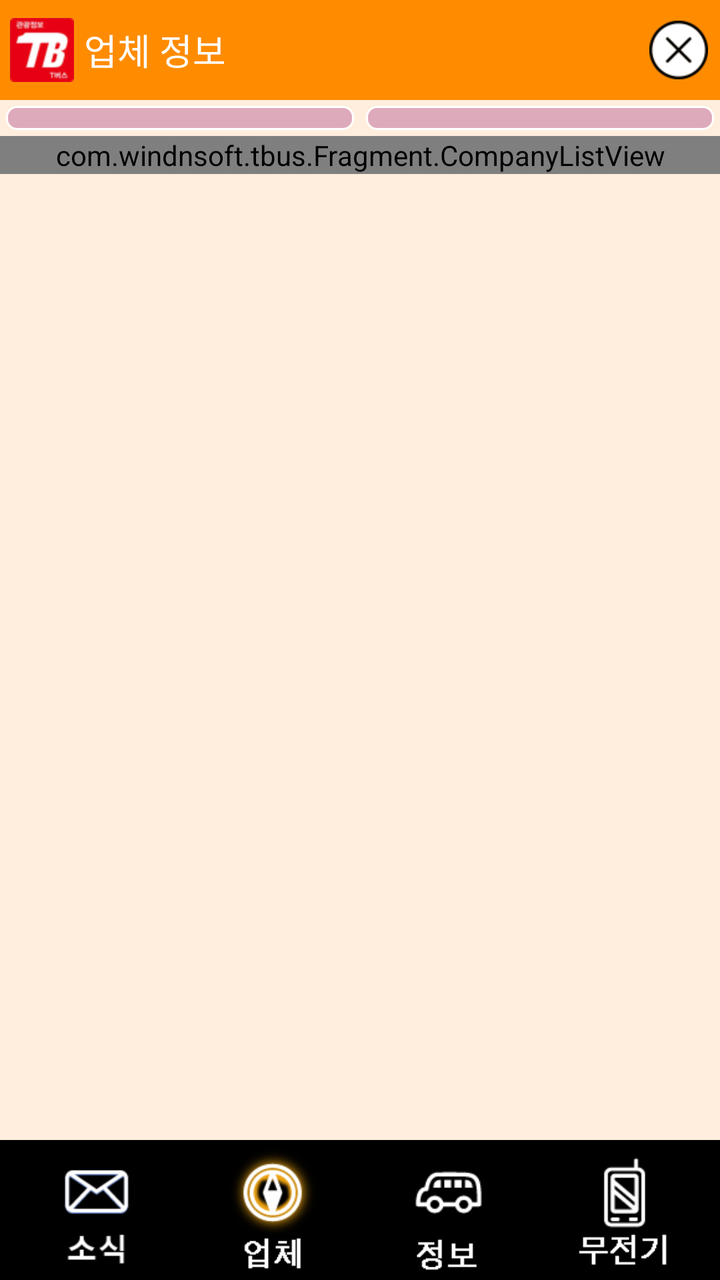
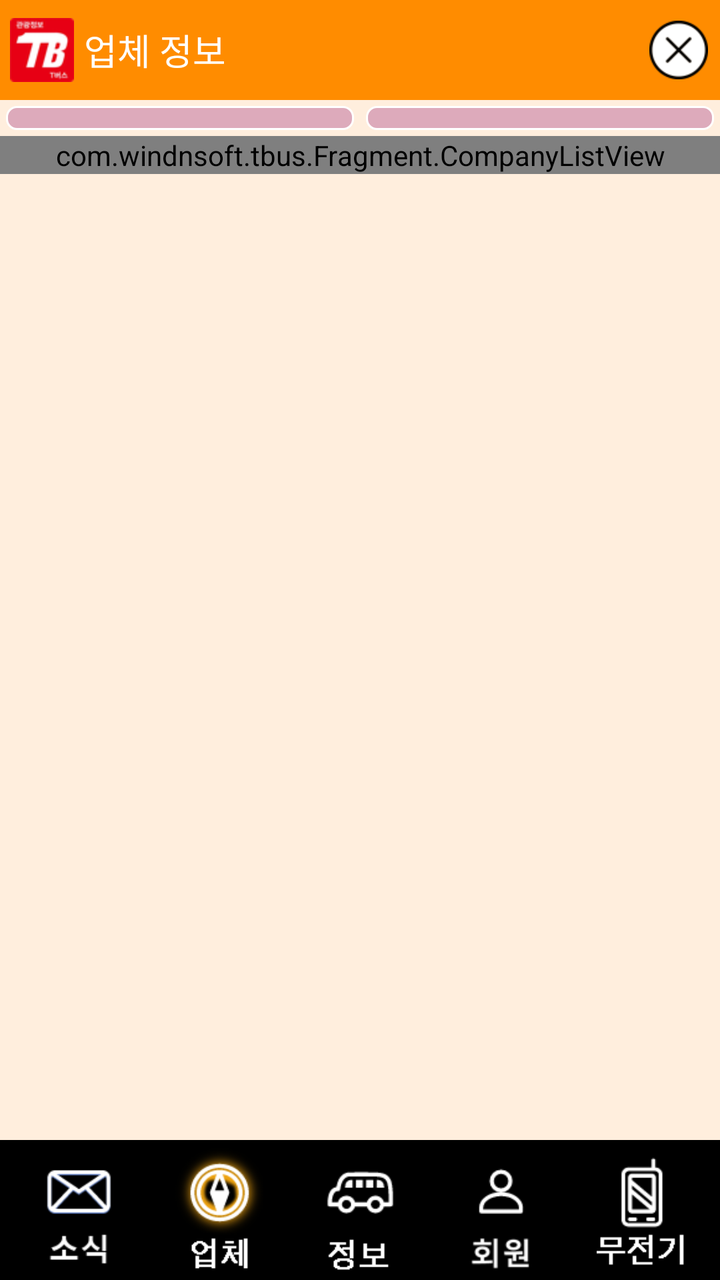

Screens rendered from an Android XML layout before and after an edit, with the pre-edit source and the edit as a unified diff.
<!-- AndroidManifest.xml: application theme AppTheme -->
<!-- res/layout/company_list_activity.xml -->
<?xml version="1.0" encoding="utf-8"?>
<RelativeLayout
    xmlns:android="http://schemas.android.com/apk/res/android"
    xmlns:app="http://schemas.android.com/apk/res-auto"
    xmlns:tools="http://schemas.android.com/tools"
    android:id="@+id/activity_main"
    android:layout_width="match_parent"
    android:layout_height="match_parent"
    android:background="#fed"

    tools:context="com.windnsoft.tbus.MainActivity">

    <LinearLayout
        android:layout_width="match_parent"
        android:layout_height="match_parent"
        android:orientation="vertical"
        >


        <LinearLayout
            android:id="@+id/layout_head"
            android:layout_width="match_parent"
            android:layout_height="50dp"
            android:background="@color/DarkOrange"
            android:orientation="horizontal">

            <ImageView
                android:id="@+id/imageView9"
                android:layout_width="wrap_content"
                android:layout_height="match_parent"
                android:layout_margin="5dip"
                android:src="@drawable/ic_launcher_mdpi"
                />

            <TextView
                android:id="@+id/ilTitleTxt"
                android:layout_width="0dp"
                android:layout_height="match_parent"
                android:layout_weight="9"
                android:gravity="center_vertical"
                android:text="업체 정보"
                android:textAppearance="?android:attr/textAppearanceMedium"

                android:textColor="@color/White"/>

            <ImageView
                android:id="@+id/topCloseBtn"
                android:layout_width="0dp"
                android:layout_height="match_parent"
                android:layout_marginRight="5dp"
                android:layout_weight="1"
                android:padding="1dp"
                android:src="@drawable/xbutton_black"
                />
        </LinearLayout>

        <LinearLayout
            android:id="@+id/layout_body"
            android:layout_width="match_parent"
            android:layout_height="0dp"
            android:layout_weight="1"
            android:orientation="vertical"
            >

            <ImageView
                android:id="@+id/advImg"
                android:layout_width="match_parent"
                android:layout_height="wrap_content"
                android:background="@color/Black"
                />

            <LinearLayout
                android:layout_width="match_parent"
                android:layout_height="wrap_content">

                <Spinner
                    android:id="@+id/coLocale1Sp"
                    android:layout_width="0dp"
                    android:layout_height="wrap_content"
                    android:layout_margin="3dp"
                    android:layout_weight="1"
                    android:background="@drawable/prg_border_orange"
                    android:padding="6dp"/>

                <Spinner
                    android:id="@+id/coLocale2Sp"
                    android:layout_width="0dp"
                    android:layout_height="wrap_content"
                    android:layout_margin="3dp"
                    android:layout_weight="1"
                    android:background="@drawable/prg_border_orange"
                    android:padding="6dp"/>
            </LinearLayout>

            <RelativeLayout
                android:layout_width="match_parent"
                android:layout_height="0dp"
                android:layout_weight="1"
                android:clickable="false"
                android:gravity="right">

                <com.windnsoft.tbus.Fragment.CompanyListView
                    android:id="@+id/coUserListView"
                    android:layout_width="match_parent"
                    android:layout_height="wrap_content">
                </com.windnsoft.tbus.Fragment.CompanyListView>


            </RelativeLayout>
        </LinearLayout>

        <LinearLayout
            android:id="@+id/layout_bottom"
            android:layout_width="match_parent"
            android:layout_height="70dp"
            android:background="@color/Black"
            android:orientation="horizontal"
            android:padding="4dp"
            >

            <ImageView
                android:id="@+id/bottomNewsBtn"
                android:layout_width="wrap_content"
                android:layout_height="match_parent"
                android:layout_weight="1"
                android:src="@drawable/news_off"
                />

            <ImageView
                android:id="@+id/bottomCompanyBtn"
                android:layout_width="wrap_content"
                android:layout_height="match_parent"
                android:layout_weight="1"
                android:src="@drawable/company_on"
                />

            <ImageView
                android:id="@+id/bottomInfoBtn"
                android:layout_width="wrap_content"
                android:layout_height="match_parent"
                android:layout_weight="1"
                android:src="@drawable/info_off"
                />

            <ImageView
                android:id="@+id/bottomTalkieBtn"
                android:layout_width="wrap_content"
                android:layout_height="match_parent"
                android:layout_weight="1"
                android:src="@drawable/walkietalkie_off"
                />
        </LinearLayout>
    </LinearLayout>

</RelativeLayout>
<!-- resources referenced by this layout -->
<resources>
  <color name="Black">#000000</color>
  <color name="DarkOrange">#FFFF8C00</color>
  <color name="White">#FFFFFFFF</color>
  <!-- drawable company_on: png bitmap (drawable-hdpi, 4886 bytes) -->
  <!-- drawable ic_launcher_mdpi: png bitmap (drawable-hdpi, 3157 bytes) -->
  <!-- drawable info_off: png bitmap (drawable-hdpi, 1113 bytes) -->
  <!-- drawable news_off: png bitmap (drawable-hdpi, 4505 bytes) -->
  <!-- drawable prg_border_orange (drawable) -->
  <?xml version="1.0" encoding="utf-8"?>
  <layer-list xmlns:android="http://schemas.android.com/apk/res/android">
      <item>
          <shape android:shape="rectangle" android:padding="5dp">
  
              <solid android:color="#dab"/>
              <corners android:bottomRightRadius="5dp"
                       android:bottomLeftRadius="5dp"
                       android:topLeftRadius="5dp"
                       android:topRightRadius="5dp"/>
              <stroke android:width="1dp"
                      android:color="#fff"
                  />
  
          </shape>
      </item>
  
  </layer-list>
  <!-- drawable walkietalkie_off: png bitmap (drawable-hdpi, 1103 bytes) -->
  <!-- drawable xbutton_black: png bitmap (drawable-hdpi, 1165 bytes) -->
  <style name="AppTheme" parent="android:Theme.Light.NoTitleBar">
          
      </style>
</resources>

<!-- the commit's change to res/layout/company_list_activity.xml (unified diff, before → after) -->
@@ -141,6 +141,13 @@
                 android:layout_weight="1"
                 android:src="@drawable/info_off"
                 />
+            <ImageView
+                android:id="@+id/bottomMemberBtn"
+                android:layout_width="wrap_content"
+                android:layout_height="match_parent"
+                android:layout_weight="1"
+                android:src="@drawable/member_off"
+                />
 
             <ImageView
                 android:id="@+id/bottomTalkieBtn"
<!-- resource entries referenced after the edit -->
@@ -6,6 +6,7 @@
   <!-- drawable company_on: png bitmap (drawable-hdpi, 4886 bytes) -->
   <!-- drawable ic_launcher_mdpi: png bitmap (drawable-hdpi, 3157 bytes) -->
   <!-- drawable info_off: png bitmap (drawable-hdpi, 1113 bytes) -->
+  <!-- drawable member_off: png bitmap (drawable-hdpi, 2040 bytes) -->
   <!-- drawable news_off: png bitmap (drawable-hdpi, 4505 bytes) -->
   <!-- drawable prg_border_orange (drawable) -->
   <?xml version="1.0" encoding="utf-8"?>
